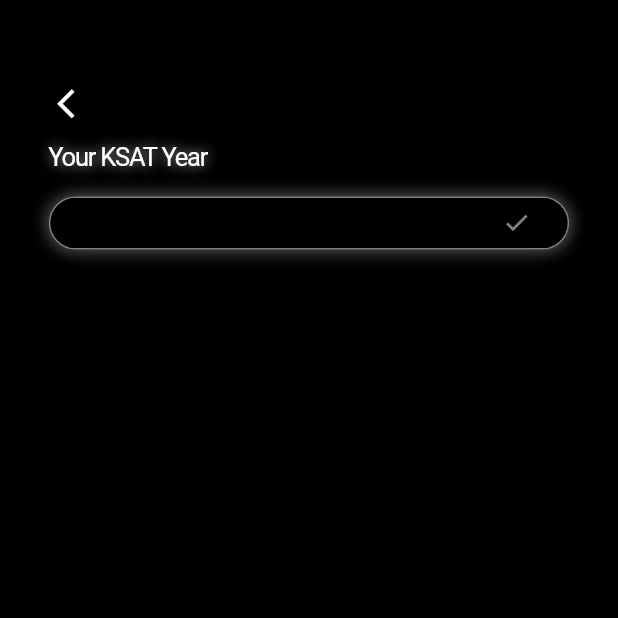
After one commit to dodo07070707/D-n, a Flutter app: the SettingScreen screen opened directly, on a phone screen of 412 x 824 dp, the top half of it. The commit adds this screen. Run offline on Flutter 3.47's test engine with Material 3 defaults, Android fonts, the phone set to English and light mode, and no system bars; our stand-ins replace get, shared_preferences; accounts and stored records are empty; Roboto replaces fonts that are missing (Ydestreet).

Commit message:
change year done

```diff
--- a/lib/screens/main_screen.dart
+++ b/lib/screens/main_screen.dart
@@ -1,9 +1,11 @@
 import 'package:flutter/material.dart';
 import 'package:d_n/theme/color_theme.dart';
 import 'package:d_n/theme/text_theme.dart';
+import 'package:flutter/widgets.dart';
 import 'package:get/get.dart';
 import 'package:shared_preferences/shared_preferences.dart';
 import 'package:d_n/widgets/custom_text.dart';
+import 'package:d_n/screens/setting_screen.dart';
 
 class MainScreen extends StatefulWidget {
   const MainScreen({super.key});
@@ -83,10 +85,15 @@
                   size: screenWidth / 430 * 20,
                 ),
                 SizedBox(width: screenWidth / 430 * 10),
-                Icon(
-                  Icons.settings_outlined,
-                  color: Colors.white,
-                  size: screenWidth / 430 * 20,
+                GestureDetector(
+                  onTap: () {
+                    Get.to(() => const SettingScreen());
+                  },
+                  child: Icon(
+                    Icons.settings_outlined,
+                    color: Colors.white,
+                    size: screenWidth / 430 * 20,
+                  ),
                 ),
                 SizedBox(width: screenWidth / 430 * 10),
                 Icon(
--- /dev/null
+++ b/lib/screens/setting_screen.dart
@@ -0,0 +1,141 @@
+import 'package:d_n/widgets/custom_text.dart';
+import 'package:flutter/cupertino.dart';
+import 'package:flutter/material.dart';
+import 'package:d_n/theme/color_theme.dart';
+import 'package:d_n/theme/text_theme.dart';
+import 'package:flutter/widgets.dart';
+import 'package:get/get.dart';
+import 'package:d_n/screens/main_screen.dart';
+import 'package:shared_preferences/shared_preferences.dart';
+
+class SettingScreen extends StatefulWidget {
+  const SettingScreen({super.key});
+
+  @override
+  State<SettingScreen> createState() => _SettingScreenState();
+}
+
+class _SettingScreenState extends State<SettingScreen> {
+  int? year;
+  final TextEditingController _controller = TextEditingController();
+
+  void _saveYear() async {
+    int? year = int.tryParse(_controller.text);
+    if (year != null && 2000 <= year && year <= 3000) {
+      SharedPreferences prefs = await SharedPreferences.getInstance();
+      await prefs.setInt('Year', year);
+      Get.snackbar(
+        '알림',
+        '년도 변경 성공',
+        snackPosition: SnackPosition.BOTTOM,
+        duration: const Duration(seconds: 2),
+        backgroundColor: Colors.white.withOpacity(0.4),
+      );
+    } else {
+      Get.snackbar(
+        '알림',
+        '알맞는 년도를 입력해주세요.',
+        snackPosition: SnackPosition.BOTTOM,
+        duration: const Duration(seconds: 2),
+        backgroundColor: Colors.white.withOpacity(0.4),
+      );
+    }
+  }
+
+  @override
+  void dispose() {
+    _controller.dispose();
+    super.dispose();
+  }
+
+  @override
+  Widget build(BuildContext context) {
+    // ignore: unused_local_variable
+    double screenHeight = MediaQuery.of(context).size.height;
+    // ignore: unused_local_variable
+    double screenWidth = MediaQuery.of(context).size.width;
+    return Scaffold(
+      body: Container(
+        width: screenWidth,
+        height: screenHeight,
+        decoration: const BoxDecoration(color: Colors.black),
+        child: Padding(
+          padding: EdgeInsets.symmetric(horizontal: screenWidth / 430 * 34),
+          child: Column(
+            mainAxisAlignment: MainAxisAlignment.start,
+            crossAxisAlignment: CrossAxisAlignment.start,
+            children: [
+              SizedBox(height: screenHeight / 932 * 65),
+              GestureDetector(
+                onTap: () {
+                  Get.offAll(() => const MainScreen());
+                },
+                child: Icon(
+                  Icons.arrow_back_ios_new,
+                  color: Colors.white,
+                  size: screenWidth / 430 * 24,
+                ),
+              ),
+              SizedBox(height: screenHeight / 932 * 14),
+              CustomText(
+                  text: 'Your KSAT Year', style: DNTextTheme.SettingMenu),
+              SizedBox(height: screenHeight / 932 * 16),
+              Container(
+                width: screenWidth / 430 * 362,
+                height: screenHeight / 932 * 40,
+                padding: const EdgeInsets.symmetric(horizontal: 10),
+                decoration: BoxDecoration(
+                  borderRadius: BorderRadius.circular(20),
+                  color: Colors.black,
+                  border: Border.all(
+                    color: Colors.white.withOpacity(0.5),
+                  ),
+                  boxShadow: [
+                    BoxShadow(
+                      color: Colors.grey.withOpacity(0.5),
+                      spreadRadius: 2,
+                      blurRadius: 8,
+                      offset: const Offset(0, 0),
+                    ),
+                  ],
+                ),
+                child: TextField(
+                  controller: _controller,
+                  keyboardType: TextInputType.number, // 숫자만 입력 가능하게 설정
+                  textAlign: TextAlign.left,
+                  cursorColor: Colors.white.withOpacity(0.5),
+                  decoration: InputDecoration(
+                    suffixIcon: GestureDetector(
+                      onTap: () {
+                        setState(() {
+                          year = int.tryParse(_controller.text);
+                        });
+                        _saveYear();
+                      },
+                      child: Icon(
+                        Icons.check,
+                        color: Colors.white.withOpacity(0.5),
+                        size: screenWidth / 430 * 20,
+                      ),
+                    ),
+                    focusedBorder: const OutlineInputBorder(
+                      borderSide: BorderSide(color: Colors.transparent),
+                    ),
+                    border: const OutlineInputBorder(), // 테두리 설정
+                    filled: true, // 배경색 채우기
+                    fillColor: Colors.transparent, // 배경색 설정
+                  ),
+                  style: TextStyle(
+                    color: Colors.white.withOpacity(0.5),
+                    fontFamily: 'Ydestreet',
+                    height: 1.1,
+                  ),
+                ),
+              ),
+            ],
+          ),
+        ),
+      ),
+    );
+  }
+}
--- a/lib/theme/text_theme.dart
+++ b/lib/theme/text_theme.dart
@@ -60,4 +60,17 @@
       ),
     ],
   );
+  static final SettingMenu = TextStyle(
+    fontFamily: 'Ydestreet',
+    fontSize: 20,
+    color: Colors.white,
+    letterSpacing: -0.8,
+    shadows: [
+      Shadow(
+        blurRadius: 10,
+        color: Colors.white.withOpacity(0.7),
+        offset: const Offset(0, 0),
+      ),
+    ],
+  );
 }
```
